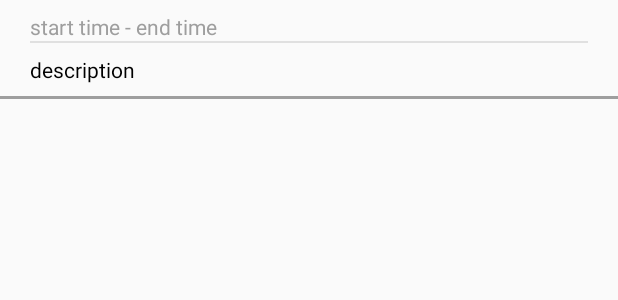
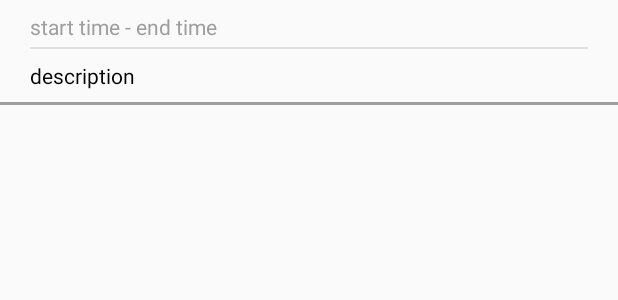
Before and after one commit to jainharsh96/CMS, an Android app: the layout meetings_viewholder.xml on its own in the app's theme, with its tools: preview values and no code run, on a phone screen of 412 x 824 dp. Shown: the top 300 px of the screen. Run offline under Robolectric (Android 15) with nearby library versions, the phone set to English and light mode, and no system bars.

Commit message:
in progress

```diff
--- a/app/src/main/java/com/example/cms/ui/MeetingActivity.java
+++ b/app/src/main/java/com/example/cms/ui/MeetingActivity.java
@@ -1,6 +1,6 @@
 package com.example.cms.ui;
 
-import com.example.cms.MeetingRepository.MeetingRepository;
+import com.example.cms.Repositorys.MeetingRepository;
 import com.example.cms.Models.MeetingInfo;
 import com.example.cms.R;
 import com.example.cms.ui.adapters.MeetingAdapter;
--- a/app/src/main/java/com/example/cms/ui/MeetingViewModel.java
+++ b/app/src/main/java/com/example/cms/ui/MeetingViewModel.java
@@ -1,9 +1,8 @@
 package com.example.cms.ui;
 
-import com.example.cms.MeetingRepository.MeetingRepository;
+import com.example.cms.Repositorys.MeetingRepository;
 import com.example.cms.Models.MeetingInfo;
 
-import java.util.ArrayList;
 import java.util.HashMap;
 import java.util.List;
 
--- a/app/src/main/java/com/example/cms/ui/MeetingViewModelFactory.java
+++ b/app/src/main/java/com/example/cms/ui/MeetingViewModelFactory.java
@@ -1,6 +1,6 @@
 package com.example.cms.ui;
 
-import com.example.cms.MeetingRepository.MeetingRepository;
+import com.example.cms.Repositorys.MeetingRepository;
 
 import androidx.annotation.NonNull;
 import androidx.lifecycle.ViewModel;
--- /dev/null
+++ b/app/src/main/res/layout-land/meetings_viewholder.xml
@@ -0,0 +1,78 @@
+<?xml version="1.0" encoding="utf-8"?>
+<LinearLayout xmlns:android="http://schemas.android.com/apk/res/android"
+    xmlns:tools="http://schemas.android.com/tools"
+    android:layout_width="match_parent"
+    android:layout_height="wrap_content"
+    android:orientation="vertical">
+
+    <LinearLayout
+        android:layout_width="match_parent"
+        android:layout_height="wrap_content"
+        android:orientation="horizontal">
+
+        <LinearLayout
+            android:layout_width="wrap_content"
+            android:layout_height="wrap_content"
+            android:orientation="vertical"
+            android:padding="12dp">
+
+            <TextView
+                android:id="@+id/startTime"
+                android:layout_width="wrap_content"
+                android:layout_height="wrap_content"
+                android:layout_margin="8dp"
+                android:textColor="@color/colorDarkGray"
+                android:textSize="16sp"
+                tools:text="start time" />
+
+            <View style="@style/horizontalLineLight" />
+
+            <TextView
+                android:id="@+id/endTime"
+                android:layout_width="wrap_content"
+                android:layout_height="wrap_content"
+                android:layout_margin="8dp"
+                android:textColor="@color/colorDarkGray"
+                android:textSize="16sp"
+                tools:text="end time" />
+
+        </LinearLayout>
+
+        <View
+            style="@style/verticalLineLight"
+            android:layout_margin="8dp"/>
+
+        <LinearLayout
+            android:layout_width="0dp"
+            android:layout_height="wrap_content"
+            android:layout_weight="1"
+            android:orientation="vertical"
+            android:padding="12dp"
+            android:layout_gravity="center_vertical">
+
+            <TextView
+                android:id="@+id/description"
+                android:layout_width="wrap_content"
+                android:layout_height="wrap_content"
+                android:maxLines="2"
+                android:textColor="@color/black"
+                android:textSize="16sp"
+                tools:text="description"
+                android:layout_margin="8dp"/>
+
+            <TextView
+                android:id="@+id/attendee"
+                android:layout_width="wrap_content"
+                android:layout_height="wrap_content"
+                android:maxLines="1"
+                android:textColor="@color/colorDarkGray"
+                android:textSize="16sp"
+                tools:text="description"
+                android:layout_margin="8dp"/>
+        </LinearLayout>
+
+    </LinearLayout>
+
+    <View style="@style/horizontalLineDark" />
+
+</LinearLayout>
--- a/app/src/main/res/layout/activity_main.xml
+++ b/app/src/main/res/layout/activity_main.xml
@@ -50,7 +50,8 @@
         android:id="@+id/recyclerview"
         android:layout_width="match_parent"
         android:layout_height="0dp"
-        android:layout_weight="1" />
+        android:layout_weight="1"
+        android:background="@color/colorLight"/>
 
     <View style="@style/horizontalLineLight" />
 
--- a/app/src/main/res/layout/meetings_viewholder.xml
+++ b/app/src/main/res/layout/meetings_viewholder.xml
@@ -7,7 +7,7 @@
     android:paddingTop="8dp">
 
     <TextView
-        android:id="@+id/scheduledTime"
+        android:id="@+id/startTime"
         android:layout_width="match_parent"
         android:layout_height="wrap_content"
         android:textSize="14sp"
@@ -19,6 +19,7 @@
     <View
         android:layout_marginStart="20dp"
         android:layout_marginEnd="20dp"
+        android:layout_marginTop="4dp"
         style="@style/horizontalLineLight" />
 
     <TextView
--- a/app/src/main/res/values/colors.xml
+++ b/app/src/main/res/values/colors.xml
@@ -8,4 +8,5 @@
     <color name="colorLightGray">#e0e0e0</color>
     <color name="white">#ffffff</color>
     <color name="black">#000000</color>
+    <color name="colorLight">#eeeeee</color>
 </resources>
--- a/app/src/main/res/values/styles.xml
+++ b/app/src/main/res/values/styles.xml
@@ -17,6 +17,12 @@
     <style name="horizontalLineLight">
         <item name="android:layout_width">match_parent</item>
         <item name="android:layout_height">1dp</item>
+        <item name="android:background">@color/colorLightGray</item>
+    </style>
+
+    <style name="verticalLineLight">
+        <item name="android:layout_width">1dp</item>
+        <item name="android:layout_height">match_parent</item>
         <item name="android:background">@color/colorLightGray</item>
     </style>
 
```
Also changed, not shown: app/src/main/java/com/example/cms/Repositorys/MeetingRepository.java (renamed from app/src/main/java/com/example/cms/MeetingRepository/MeetingRepository.java, +8 -7 lines), app/src/main/java/com/example/cms/ui/ScheduleMeetingViewModel.java (added, +16 -0 lines), app/src/main/java/com/example/cms/ui/adapters/MeetingAdapter.java (+27 -3 lines).
